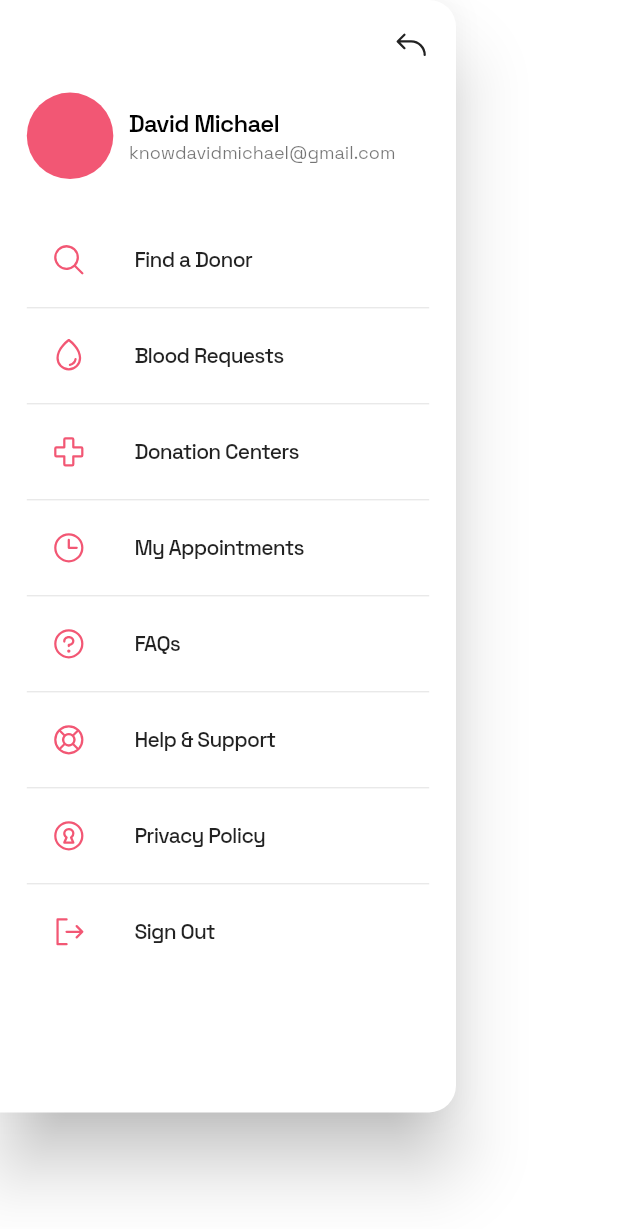
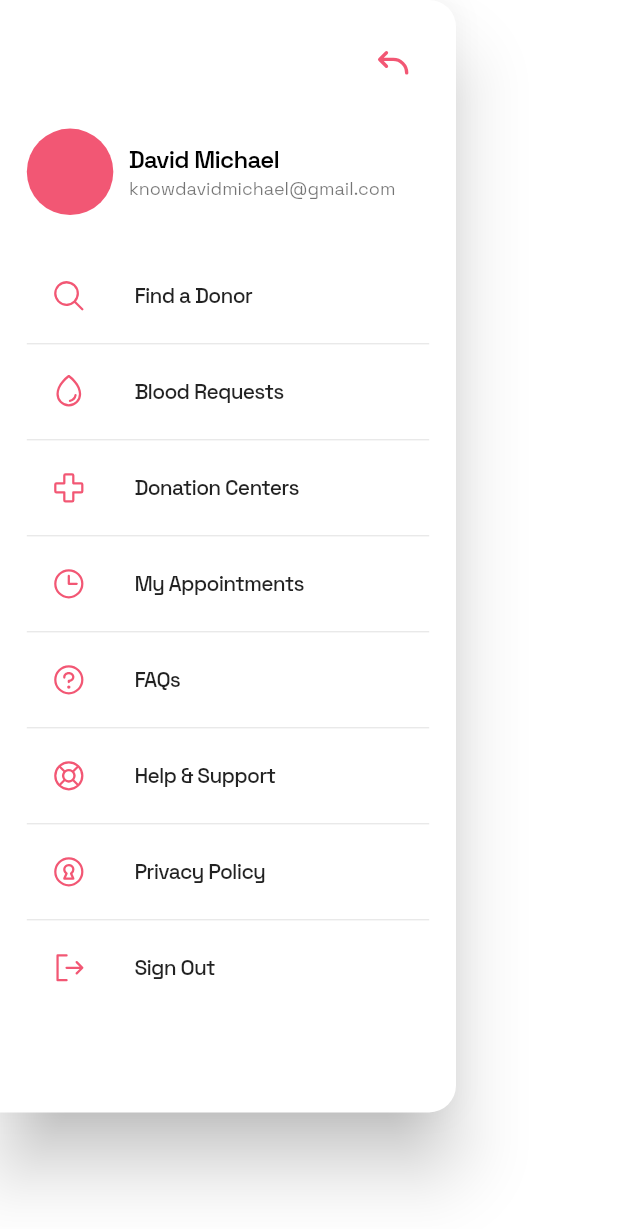
Before and after one commit to gettoknowdavid/jini-flutter, a Flutter app: the JDrawer widget shown alone on an empty page, opened directly, on a phone screen of 412 x 824 dp. Shown: the top 1229 px of the screen. Run offline on Flutter 3.47's test engine with Material 2 defaults, Android fonts, the phone set to English and light mode, and no system bars; our stand-ins replace bloc, cloud_firestore, dartz, firebase_auth, firebase_core, flutter_bloc and 9 more; missing offline and left inert: cloud_firestore_odm, open_mail_app; accounts and stored records are empty.

Commit message:
Update j_drawer.dart

```diff
--- a/lib/presentation/core/layout/widgets/j_drawer.dart
+++ b/lib/presentation/core/layout/widgets/j_drawer.dart
@@ -1,27 +1,7 @@
 import 'package:flutter/material.dart';
-import 'package:get/get.dart';
 import 'package:jini/presentation/core/common/j_screen_util.dart';
-import 'package:jini/presentation/core/routes/j_router.dart';
-import 'package:phosphor_flutter/phosphor_flutter.dart';
-
-class DrawerItem {
-  DrawerItem(this.icon, this.title, this.route);
-
-  final IconData icon;
-  final String title;
-  final String route;
-}
-
-final List<DrawerItem> drawerItems = <DrawerItem>[
-  DrawerItem(PhosphorIcons.magnifyingGlass, 'Find a Donor', JRoutes.checkEmail),
-  DrawerItem(PhosphorIcons.drop, 'Blood Requests', JRoutes.checkEmail),
-  DrawerItem(PhosphorIcons.firstAid, 'Donation Centers', JRoutes.checkEmail),
-  DrawerItem(PhosphorIcons.clock, 'My Appointments', JRoutes.checkEmail),
-  DrawerItem(PhosphorIcons.question, 'FAQs', JRoutes.checkEmail),
-  DrawerItem(PhosphorIcons.lifebuoy, 'Help & Support', JRoutes.checkEmail),
-  DrawerItem(PhosphorIcons.keyhole, 'Privacy Policy', JRoutes.checkEmail),
-  DrawerItem(PhosphorIcons.signOut, 'Sign Out', JRoutes.checkEmail),
-];
+import 'package:jini/presentation/core/layout/widgets/drawer_list.dart';
+import 'package:jini/presentation/core/widgets/j_back_button.dart';
 
 class JDrawer extends StatelessWidget {
   const JDrawer({Key? key}) : super(key: key);
@@ -44,10 +24,7 @@ class JDrawer extends StatelessWidget {
             children: [
               Align(
                 alignment: Alignment.centerRight,
-                child: GestureDetector(
-                  onTap: () => Get.close(1),
-                  child: const Icon(PhosphorIcons.arrowBendUpLeft),
-                ),
+                child: const JBackButton(),
               ),
               JScreenUtil.vSpace(20),
               Row(
@@ -74,28 +51,7 @@ class JDrawer extends StatelessWidget {
                 ],
               ),
               JScreenUtil.vSpace(30),
-              ListView.separated(
-                padding: EdgeInsets.zero,
-                itemBuilder: (context, index) {
-                  final item = drawerItems[index];
-                  return ListTile(
-                    key: Key(index.toString()),
-                    dense: true,
-                    leading: Icon(item.icon, color: theme.primaryColor),
-                    style: ListTileStyle.drawer,
-                    title: Text(
-                      item.title,
-                      style: textTheme.bodyLarge!.copyWith(
-                        fontWeight: FontWeight.w500,
-                        letterSpacing: JScreenUtil.fontSize(-0.5),
-                      ),
-                    ),
-                  );
-                },
-                separatorBuilder: (context, separatorIndex) => const Divider(),
-                itemCount: drawerItems.length,
-                shrinkWrap: true,
-              ),
+              const DrawerList(),
             ],
           ),
         ),
```
